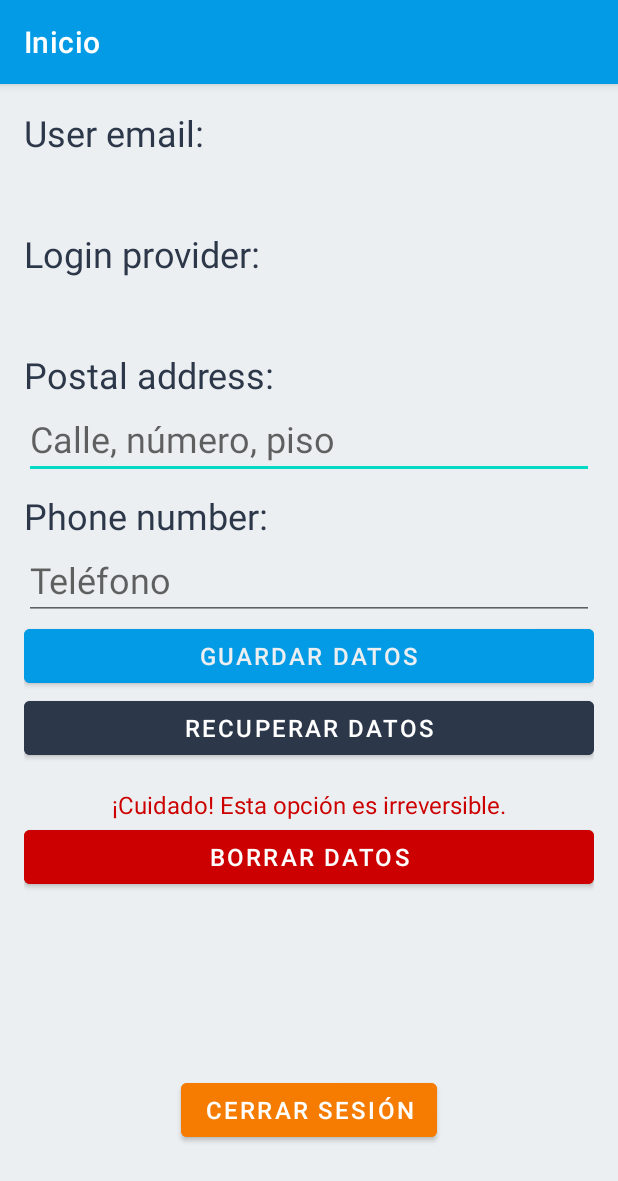
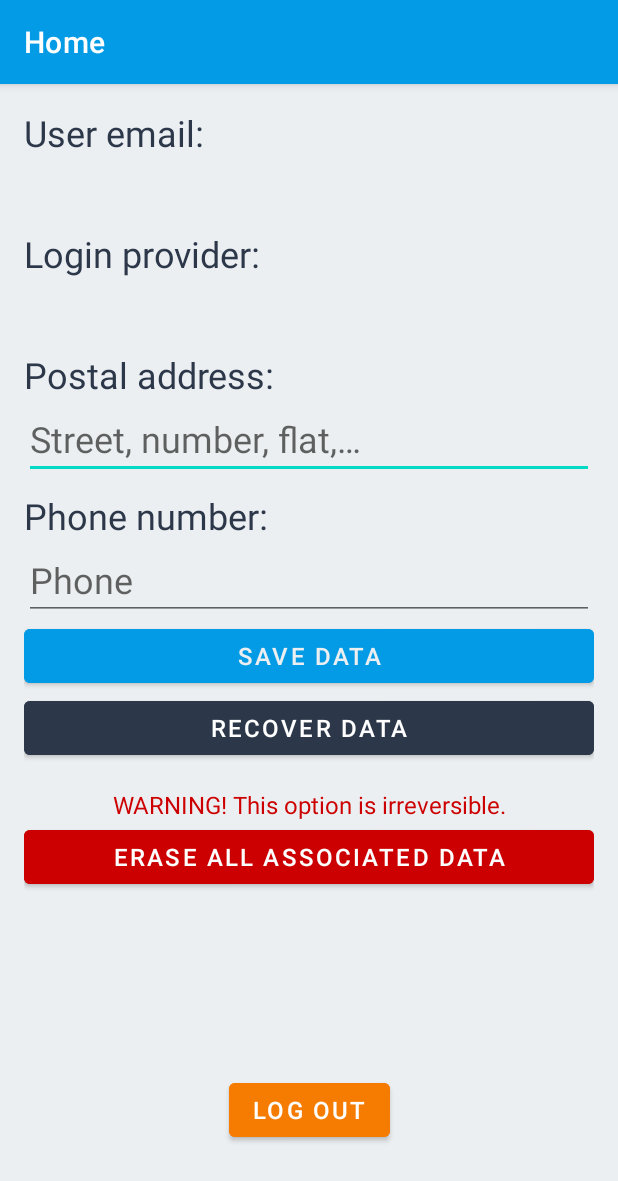
Before and after one commit to AnomDev/FirebaseTutorial, an Android app: the HomeActivity screen opened directly, with no data from a screen before it, on a phone screen of 412 x 824 dp. Shown: the top 1181 px of the screen. Run offline under Robolectric (Android 15) with nearby library versions, the phone set to English and light mode, and no system bars; our stand-ins replace Firebase (no records; nobody signed in at launch, a user with empty details on screens opened directly); libraries missing offline, so code that uses them is left out: com.facebook, com.facebook.login.

```diff
--- a/app/src/main/java/com/anomdev/firebasetutorial/HomeActivity.kt
+++ b/app/src/main/java/com/anomdev/firebasetutorial/HomeActivity.kt
@@ -42,7 +42,7 @@ class HomeActivity : AppCompatActivity() {
     }
 
     private fun setup(email: String, provider: String) {
-        title = "Inicio"
+        title = getString(R.string.title_home_activity)
         email_tv.text = email
         provider_tv.text = provider
 
--- a/app/src/main/res/layout/activity_home.xml
+++ b/app/src/main/res/layout/activity_home.xml
@@ -24,7 +24,7 @@
             android:id="@+id/title_user_email_tv"
             android:layout_width="match_parent"
             android:layout_height="wrap_content"
-            android:text="User email:"
+            android:text="@string/user_email"
             android:textColor="@color/colorPrimaryDark"
             android:textSize="24sp" />
 
@@ -32,7 +32,7 @@
             android:id="@+id/email_tv"
             android:layout_width="match_parent"
             android:layout_height="40dp"
-            android:text="Email"
+            android:text="@string/email"
             android:textAlignment="textStart"
             android:textColor="@color/colorPrimary"
             android:textSize="24sp" />
@@ -45,7 +45,7 @@
             android:id="@+id/title_provider_tv"
             android:layout_width="match_parent"
             android:layout_height="wrap_content"
-            android:text="Login provider:"
+            android:text="@string/login_provider"
             android:textColor="@color/colorPrimaryDark"
             android:textSize="24sp" />
 
@@ -53,7 +53,7 @@
             android:id="@+id/provider_tv"
             android:layout_width="match_parent"
             android:layout_height="40dp"
-            android:text="Proveedor"
+            android:text="@string/provider"
             android:textAlignment="textStart"
             android:textAllCaps="true"
             android:textColor="@color/colorPrimary"
@@ -67,7 +67,7 @@
             android:id="@+id/title_address_tv"
             android:layout_width="match_parent"
             android:layout_height="wrap_content"
-            android:text="Postal address:"
+            android:text="@string/postal_address"
             android:textColor="@color/colorPrimaryDark"
             android:textSize="24sp" />
 
@@ -76,7 +76,7 @@
             android:layout_width="match_parent"
             android:layout_height="wrap_content"
             android:ems="10"
-            android:hint="Calle, número, piso"
+            android:hint="@string/postal_address_hint"
             android:inputType="textPostalAddress"
             android:textColor="@color/colorPrimary"
             android:textSize="24sp" />
@@ -89,7 +89,7 @@
             android:id="@+id/title_phone_tv"
             android:layout_width="match_parent"
             android:layout_height="wrap_content"
-            android:text="Phone number:"
+            android:text="@string/phone_number"
             android:textColor="@color/colorPrimaryDark"
             android:textSize="24sp" />
 
@@ -98,7 +98,7 @@
             android:layout_width="match_parent"
             android:layout_height="wrap_content"
             android:ems="10"
-            android:hint="Teléfono"
+            android:hint="@string/phone_number_hint"
             android:inputType="phone"
             android:textColor="@color/colorPrimary"
             android:textSize="24sp" />
@@ -114,7 +114,7 @@
                 android:layout_height="wrap_content"
                 android:layout_weight="1"
                 android:backgroundTint="@color/colorPrimary"
-                android:text="Guardar datos"
+                android:text="@string/save_data"
                 android:textColor="@color/colorBackground"
                 android:textSize="16sp" />
 
@@ -127,11 +127,10 @@
 
             <Button
                 android:id="@+id/fetchdata_btn"
-                android:layout_width="wrap_content"
+                android:layout_width="match_parent"
                 android:layout_height="wrap_content"
-                android:layout_weight="1"
                 android:backgroundTint="@color/colorPrimaryDark"
-                android:text="Recuperar datos"
+                android:text="@string/recover_data"
                 android:textColor="@android:color/white"
                 android:textSize="16sp" />
 
@@ -145,7 +144,7 @@
             android:id="@+id/warning_erasedata_tv"
             android:layout_width="match_parent"
             android:layout_height="wrap_content"
-            android:text="¡Cuidado! Esta opción es irreversible."
+            android:text="@string/warning_erase_data"
             android:textAlignment="center"
             android:textColor="@android:color/holo_red_dark"
             android:textSize="16sp" />
@@ -161,7 +160,7 @@
                 android:layout_height="wrap_content"
                 android:layout_weight="1"
                 android:backgroundTint="@android:color/holo_red_dark"
-                android:text="Borrar datos"
+                android:text="@string/erase_data"
                 android:textColor="@android:color/white"
                 android:textSize="16sp" />
 
@@ -191,7 +190,7 @@
             android:layout_height="wrap_content"
             android:layout_weight="1"
             android:backgroundTint="@color/colorAccent"
-            android:text="Cerrar sesión"
+            android:text="@string/log_out"
             android:textColor="@android:color/white"
             android:textSize="16sp"
             app:layout_constraintBottom_toBottomOf="parent"
--- a/app/src/main/res/values/strings.xml
+++ b/app/src/main/res/values/strings.xml
@@ -1,7 +1,48 @@
 <resources>
-    <string name="app_name">Firebase</string>
-    <string name="prefs_file">com.anomdev.firebasetutorial.PREFERENCE_FILE_KEY</string>
-    <string name="facebook_app_id">345744247088977</string>
-    <string name="fb_login_protocol_scheme">fb345744247088977</string>
-    <string name="developed_by_anomdev_2021">📱 Developed by <b>AnomDev</b>☢2021</string>
+    <!-- Non translatable -->
+    <string name="app_name" translatable="false">Firebase</string>
+    <string name="email" translatable="false">Email</string>
+    <string name="google" translatable="false">Google</string>
+    <string name="facebook" translatable="false">Facebook</string>
+
+
+    <string name="prefs_file" translatable="false">com.anomdev.firebasetutorial.PREFERENCE_FILE_KEY</string>
+    <string name="facebook_app_id" translatable="false">345744247088977</string>
+    <string name="fb_login_protocol_scheme" translatable="false">fb345744247088977</string>
+
+
+
+    <!-- AuthActivity -->
+    <string name="title_auth_activity">Please, authenticate</string>
+    <string name="password">Password</string>
+    <string name="signup">Sign up</string>
+    <string name="login">Log in</string>
+    <string name="brand_logo_toast">📱 Developed by <b>AnomDev</b>☢2021</string>
+    <string name="brand_iv_content_description">The brand logo of AnomDev: it is a Elvis operator with two dreadlocks</string>
+
+    <!-- AuthActivity AlertDialogs-->
+    <string name="emptyfields_email_title_ad">Empty field</string>
+    <string name="emptyfields_email_description_ad">The <b>email</b> field is empty</string>
+
+    <string name="emptyfields_password_title_ad">Empty field</string>
+    <string name="emptyfields_password_description_ad">The <b>password</b> field is empty</string>
+
+    <!-- HomeActivity -->
+    <string name="title_home_activity">Home</string>
+    <string name="user_email">User email:</string>
+    <string name="login_provider">Login provider:</string>
+    <string name="provider">PROVIDER</string>
+    <string name="postal_address">Postal address:</string>
+    <string name="postal_address_hint">Street, number, flat,…</string>
+    <string name="phone_number">Phone number:</string>
+    <string name="phone_number_hint">Phone</string>
+    <string name="save_data">Save data</string>
+    <string name="recover_data">Recover data</string>
+    <string name="warning_erase_data">WARNING! This option is irreversible.</string>
+    <string name="erase_data">Erase all associated data</string>
+    <string name="log_out">Log out</string>
+
+    <!-- HomeActivity AlertDialogs-->
+
+
 </resources>
```
Also changed, not shown: app/src/main/java/com/anomdev/firebasetutorial/AuthActivity.kt (+32 -27 lines), app/src/main/res/layout/activity_auth.xml (+12 -19 lines), 1 other file.
